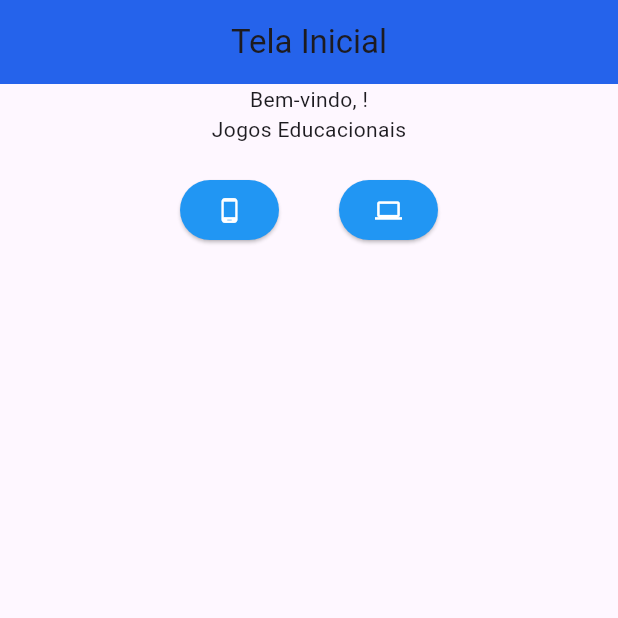
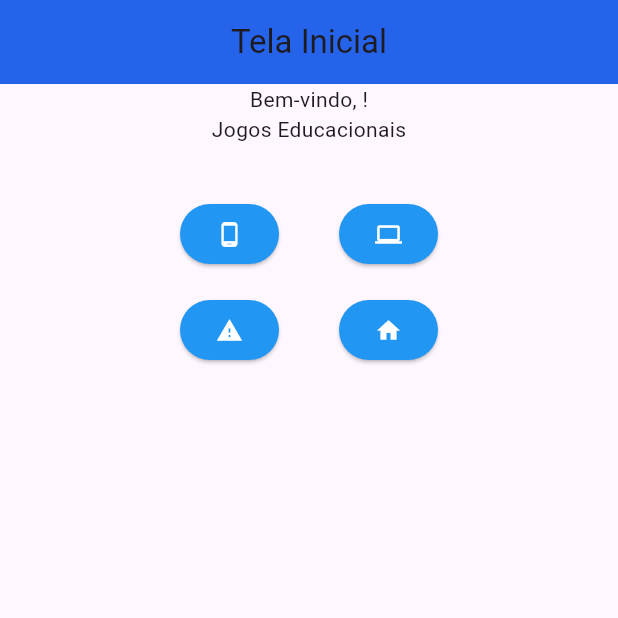
Before and after one commit to pls-dev1104/TCC-IFF, a Flutter app: the screen it shows after launch, after a tap on "Cadastrar", on a phone screen of 412 x 824 dp, the top half of it. Run offline on Flutter 3.47's test engine with Material 3 defaults, Android fonts, the phone set to English and light mode, and no system bars; our stand-ins replace shared_preferences.

Commit message:
criando o border do login juntamente com o botão e umas mexidas na tela inical

```diff
--- a/includeapp/lib/inicial.dart
+++ b/includeapp/lib/inicial.dart
@@ -16,7 +16,8 @@ class _InicialState extends State<Inicial> {
   @override
   Widget build(BuildContext context) {
     return Scaffold(
-        appBar: AppBar(centerTitle: true, title: Text("Tela Inicial")),
+        appBar: AppBar(
+          centerTitle: true, title: Text("Tela Inicial")),
         body: Center(
           child: Column(
             children: [
@@ -30,14 +31,13 @@ class _InicialState extends State<Inicial> {
                   ElevatedButton(
                     style: ElevatedButton.styleFrom(
                       backgroundColor: Colors.blue,
-
                     ),
                     onPressed: (){
                       Navigator.push(context, MaterialPageRoute(builder: (context) => Celular()));
                     }, child: const Icon(Icons.phone_android, color: Colors.white),
                   ),
 
-                  SizedBox(width: 40),
+                  SizedBox(height: 80, width: 40),
 
                   ElevatedButton(
                     style: ElevatedButton.styleFrom(
@@ -48,7 +48,31 @@ class _InicialState extends State<Inicial> {
                     }, child: const Icon(Icons.computer, color: Colors.white)
                   )
                 ]
-              )
+              ),
+
+              Row(
+                mainAxisAlignment: MainAxisAlignment.center,
+                children: [
+                  ElevatedButton(
+                    style: ElevatedButton.styleFrom(
+                      backgroundColor: Colors.blue
+                    ),
+                    onPressed: () {
+                      Navigator.push(context, MaterialPageRoute(builder: (context) => Celular()));
+                    }, child: const Icon(Icons.warning, color: Colors.white,)
+                  ),
+
+                  SizedBox(width: 40),
+
+                  ElevatedButton(
+                    style: ElevatedButton.styleFrom(
+                      backgroundColor: Colors.blue,
+                    ),
+                    onPressed: () {
+                      Navigator.push(context, MaterialPageRoute(builder: (context) => Computador()));
+                    }, child: const Icon(Icons.home, color: Colors.white,))
+                ],
+              ),
             ],
           ),
         ),
--- a/includeapp/lib/principal.dart
+++ b/includeapp/lib/principal.dart
@@ -28,25 +28,48 @@ TextEditingController nomeUs = TextEditingController();
   Widget build(BuildContext context) {
     return Scaffold(
       appBar: AppBar(centerTitle: true, title: Text("IncludeApp")),
-      body: Center(child:
-        Column(children: [
-          SizedBox(height: 20),
+      body: Center(
+        child: Column(
+          children: [
+          SizedBox(height: 200),
 
-            SizedBox(
-              width: 800,
-              height: 60,
-              child: TextField(
+            Container(
+              width: 300,
+              height: 150,
+              margin: EdgeInsets.all(16),
+              padding: EdgeInsets.all(16),
+              decoration: BoxDecoration(
+                borderRadius: BorderRadius.circular(20),
+                border: Border.all(
+                  color: Colors.black
+                ),
+              ),
+
+            child: Column(
+              children: [
+                TextField(
                   controller: nomeUs,
                   decoration: InputDecoration(
-                  labelText: "Digitar o seu nome",
+                    labelText: "Digite o seu nome",
                     enabledBorder: OutlineInputBorder(
                       borderRadius: BorderRadius.circular(10),
-                  )
                     ),
                   ),
                 ),
 
-            ElevatedButton(onPressed: salvar, child: Text("Cadastrar")),
+                SizedBox(height: 20),
+
+                ElevatedButton(
+                  style: ElevatedButton.styleFrom(
+                    backgroundColor: const Color.fromARGB(255, 70, 127, 224),
+                    foregroundColor: Colors.white,
+                    fixedSize: Size(255, 45)
+                  ),
+                  onPressed: salvar,
+                  child: Text("Cadastrar", style: TextStyle(fontSize: 16),)),
+              ],
+            ),
+          ),
         ]
       )
     ),
```
Lines whose indentation alone changed are shown as unchanged.
